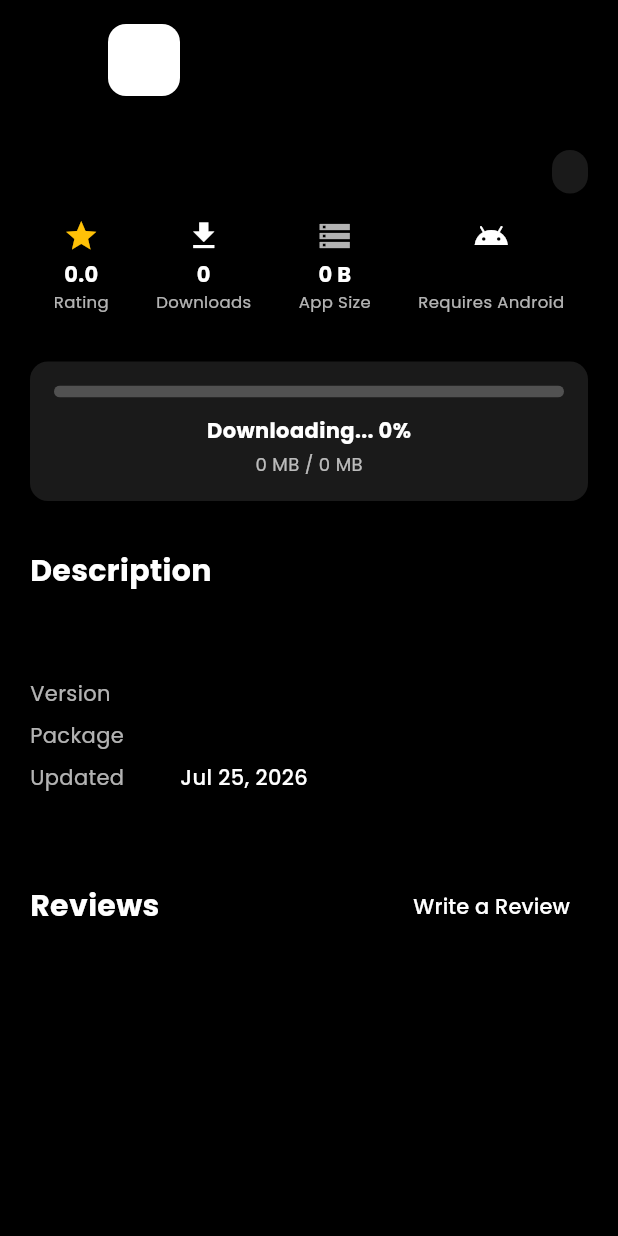
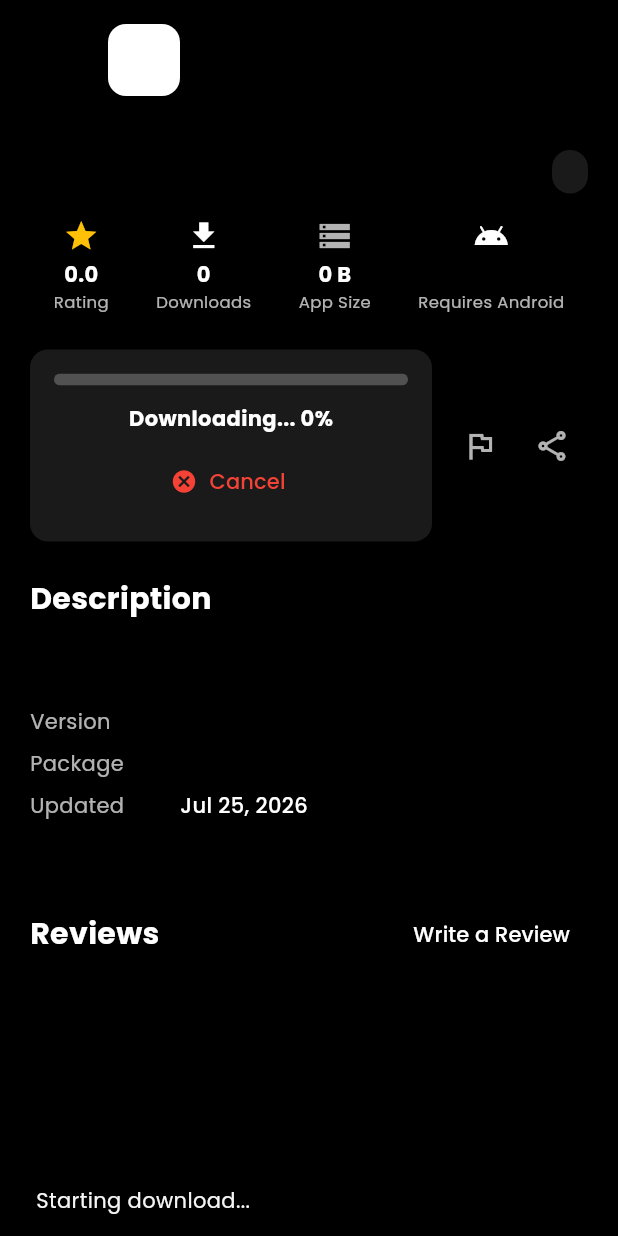
Before and after one commit to bothost-source/dev_store, a Flutter app: the AppDetailScreen screen opened directly with empty values, after a tap on "Download & Install", on a phone screen of 412 x 824 dp. Run offline on Flutter 3.47's test engine with Material 3 defaults, Android fonts, the phone set to English and light mode, and no system bars; our stand-ins replace cloud_firestore, dio, equatable, file_picker, firebase_auth, firebase_core and 12 more; missing offline and left inert: minio; accounts and stored records are empty; generated files the repository leaves out were written again.

Commit message:
Update app_detail_screen.dart

```diff
--- a/lib/presentation/screens/public/app_detail_screen.dart
+++ b/lib/presentation/screens/public/app_detail_screen.dart
@@ -4,7 +4,6 @@ import 'package:flutter_rating_bar/flutter_rating_bar.dart';
 import '../../../core/theme/app_colors.dart';
 import '../../../core/utils/helpers.dart';
 import '../../../data/models/app_model.dart';
-import '../../bloc/app_bloc.dart';
 import '../../bloc/download_bloc.dart';
 import 'similar_apps_section.dart';
 import 'package:devstore/l10n/app_localizations.dart';
@@ -30,7 +29,6 @@ class _AppDetailScreenState extends State<AppDetailScreen> {
       backgroundColor: Colors.black,
       body: CustomScrollView(
         slivers: [
-          // Simple app bar with icon, no gray blank area
           SliverAppBar(
             pinned: true,
             backgroundColor: Colors.black,
@@ -77,14 +75,12 @@ class _AppDetailScreenState extends State<AppDetailScreen> {
             ),
           ),
 
-          // App Info
           SliverToBoxAdapter(
             child: Padding(
               padding: const EdgeInsets.all(20),
               child: Column(
                 crossAxisAlignment: CrossAxisAlignment.start,
                 children: [
-                  // Category chip
                   Row(
                     mainAxisAlignment: MainAxisAlignment.end,
                     children: [
@@ -107,7 +103,6 @@ class _AppDetailScreenState extends State<AppDetailScreen> {
                   ),
                   const SizedBox(height: 16),
 
-                  // Stats Row
                   Row(
                     mainAxisAlignment: MainAxisAlignment.spaceAround,
                     children: [
@@ -139,15 +134,15 @@ class _AppDetailScreenState extends State<AppDetailScreen> {
                   ),
                   const SizedBox(height: 24),
 
-                  // Download button with progress indicator
-                  Container(
-                    width: double.infinity,
-                    padding: const EdgeInsets.symmetric(vertical: 8),
+                  Row(
+                    children: [
+                      Expanded(
+                        flex: 3,
                         child: BlocConsumer<DownloadBloc, DownloadState>(
                           listener: (context, state) {
                             if (state is DownloadCompleted) {
                               ScaffoldMessenger.of(context).showSnackBar(
-                            SnackBar(content: Text(l10n.downloadComplete), backgroundColor: Colors.black),
+                                const SnackBar(content: Text('Download complete!'), backgroundColor: Colors.green),
                               );
                             } else if (state is DownloadError) {
                               ScaffoldMessenger.of(context).showSnackBar(
@@ -155,12 +150,11 @@ class _AppDetailScreenState extends State<AppDetailScreen> {
                               );
                             } else if (state is InstallSuccess) {
                               ScaffoldMessenger.of(context).showSnackBar(
-                            const SnackBar(content: Text('Installed!'), backgroundColor: Colors.green),
+                                const SnackBar(content: Text('Installed successfully!'), backgroundColor: Colors.green),
                               );
                             }
                           },
                           builder: (context, state) {
-                        // Show progress bar during download
                             if (state is DownloadInProgress) {
                               return Container(
                                 padding: const EdgeInsets.all(16),
@@ -185,21 +179,25 @@ class _AppDetailScreenState extends State<AppDetailScreen> {
                                       'Downloading... ${(state.progress * 100).toStringAsFixed(0)}%',
                                       style: const TextStyle(color: Colors.white, fontSize: 14, fontWeight: FontWeight.bold),
                                     ),
-                                const SizedBox(height: 4),
-                                Text(
-                                  '${state.received} MB / ${state.total} MB',
-                                  style: const TextStyle(color: Colors.white70, fontSize: 12),
+                                    const SizedBox(height: 8),
+                                    TextButton.icon(
+                                      onPressed: () {
+                                        context.read<DownloadBloc>().add(CancelDownload(app.id));
+                                      },
+                                      icon: const Icon(Icons.cancel, color: Colors.red, size: 18),
+                                      label: const Text('Cancel', style: TextStyle(color: Colors.red, fontSize: 14)),
                                     ),
                                   ],
                                 ),
                               );
                             }
 
-                        // Show install button after download
                             if (state is DownloadCompleted) {
                               return ElevatedButton.icon(
                                 onPressed: () {
-                              context.read<DownloadBloc>().add(InstallDownloadedApp(state.filePath));
+                                  context.read<DownloadBloc>().add(
+                                    InstallDownloadedApp(appId: app.id, filePath: state.filePath),
+                                  );
                                 },
                                 icon: const Icon(Icons.install_mobile, color: Colors.white),
                                 label: const Text('Install Now', style: TextStyle(color: Colors.white, fontSize: 16)),
@@ -207,23 +205,39 @@ class _AppDetailScreenState extends State<AppDetailScreen> {
                                   backgroundColor: Colors.green,
                                   foregroundColor: Colors.white,
                                   padding: const EdgeInsets.symmetric(vertical: 16),
+                                  minimumSize: const Size(double.infinity, 50),
                                   shape: RoundedRectangleBorder(borderRadius: BorderRadius.circular(12)),
                                 ),
                               );
                             }
 
-                        // Default: Download button
+                            if (state is Installing) {
+                              return Container(
+                                padding: const EdgeInsets.all(16),
+                                decoration: BoxDecoration(
+                                  color: const Color(0xFF1A1A1A),
+                                  borderRadius: BorderRadius.circular(12),
+                                ),
+                                child: const Row(
+                                  mainAxisAlignment: MainAxisAlignment.center,
+                                  children: [
+                                    CircularProgressIndicator(color: Colors.green, strokeWidth: 2),
+                                    SizedBox(width: 12),
+                                    Text('Installing...', style: TextStyle(color: Colors.white)),
+                                  ],
+                                ),
+                              );
+                            }
+
                             return ElevatedButton.icon(
                               onPressed: () {
-                            // Visual feedback immediately
                                 ScaffoldMessenger.of(context).showSnackBar(
                                   const SnackBar(
                                     content: Text('Starting download...'),
-                                duration: Duration(milliseconds: 500),
+                                    duration: Duration(milliseconds: 800),
                                     backgroundColor: Colors.black,
                                   ),
                                 );
-
                                 context.read<DownloadBloc>().add(StartDownload(
                                   appId: app.id,
                                   url: app.apkUrl,
@@ -231,20 +245,35 @@ class _AppDetailScreenState extends State<AppDetailScreen> {
                                 ));
                               },
                               icon: const Icon(Icons.download, color: Colors.white),
-                          label: const Text('Download & Install', style: TextStyle(color: Colors.white, fontSize: 16)),
+                              label: const Text(
+                                'Download & Install',
+                                style: TextStyle(color: Colors.white, fontSize: 16, fontWeight: FontWeight.bold),
+                              ),
                               style: ElevatedButton.styleFrom(
                                 backgroundColor: AppColors.primary,
                                 foregroundColor: Colors.white,
                                 padding: const EdgeInsets.symmetric(vertical: 16),
+                                minimumSize: const Size(double.infinity, 50),
                                 shape: RoundedRectangleBorder(borderRadius: BorderRadius.circular(12)),
                               ),
                             );
                           },
                         ),
                       ),
+                      const SizedBox(width: 8),
+                      IconButton(
+                        onPressed: () => _showReportDialog(context),
+                        icon: const Icon(Icons.flag_outlined, color: Colors.white70),
+                        tooltip: l10n.reportApp,
+                      ),
+                      IconButton(
+                        onPressed: () {},
+                        icon: const Icon(Icons.share_outlined, color: Colors.white70),
+                      ),
+                    ],
+                  ),
                   const SizedBox(height: 24),
 
-                  // Screenshots — HORIZONTAL SCROLLING
                   if (app.screenshotUrls.isNotEmpty) ...[
                     Text(
                       'Screenshots',
@@ -281,14 +310,11 @@ class _AppDetailScreenState extends State<AppDetailScreen> {
                                   return Container(
                                     color: const Color(0xFF1A1A1A),
                                     child: const Center(
-                                      child: CircularProgressIndicator(
-                                        color: Colors.white24,
-                                      ),
+                                      child: CircularProgressIndicator(color: Colors.white24),
                                     ),
                                   );
                                 },
                                 errorBuilder: (context, error, stackTrace) {
-                                  debugPrint('Screenshot error: $error');
                                   return Container(
                                     color: const Color(0xFF1A1A1A),
                                     child: const Column(
@@ -296,10 +322,7 @@ class _AppDetailScreenState extends State<AppDetailScreen> {
                                       children: [
                                         Icon(Icons.broken_image, color: Colors.white24, size: 48),
                                         SizedBox(height: 8),
-                                        Text(
-                                          'Image failed to load',
-                                          style: TextStyle(color: Colors.white38),
-                                        ),
+                                        Text('Image failed to load', style: TextStyle(color: Colors.white38)),
                                       ],
                                     ),
                                   );
@@ -313,7 +336,6 @@ class _AppDetailScreenState extends State<AppDetailScreen> {
                     const SizedBox(height: 24),
                   ],
 
-                  // Description
                   Text(
                     l10n.description,
                     style: const TextStyle(
@@ -349,7 +371,6 @@ class _AppDetailScreenState extends State<AppDetailScreen> {
                     ),
                   const SizedBox(height: 24),
 
-                  // Tags
                   if (app.tags.isNotEmpty) ...[
                     Wrap(
                       spacing: 8,
@@ -365,17 +386,14 @@ class _AppDetailScreenState extends State<AppDetailScreen> {
                     const SizedBox(height: 24),
                   ],
 
-                  // Version Info
                   _InfoRow(label: 'Version', value: app.version),
                   _InfoRow(label: 'Package', value: app.packageName),
                   _InfoRow(label: 'Updated', value: Helpers.formatDate(app.updatedAt)),
                   const SizedBox(height: 24),
 
-                  // Similar Apps
                   SimilarAppsSection(appId: app.id, category: app.category),
                   const SizedBox(height: 24),
 
-                  // Reviews Section
                   Row(
                     mainAxisAlignment: MainAxisAlignment.spaceBetween,
                     children: [
@@ -452,25 +470,37 @@ class _AppDetailScreenState extends State<AppDetailScreen> {
 
   void _showWriteReviewDialog(BuildContext context) {
     final l10n = AppLocalizations.of(context)!;
-    double rating = 5;
+    double currentRating = 5;
     final commentController = TextEditingController();
 
     showDialog(
       context: context,
-      builder: (context) => AlertDialog(
+      builder: (context) => StatefulBuilder(
+        builder: (context, setDialogState) {
+          return AlertDialog(
             backgroundColor: const Color(0xFF1A1A1A),
             title: Text(l10n.writeReview, style: const TextStyle(color: Colors.white)),
             content: Column(
               mainAxisSize: MainAxisSize.min,
               children: [
+                Text(
+                  currentRating.toStringAsFixed(1),
+                  style: const TextStyle(color: Colors.amber, fontSize: 32, fontWeight: FontWeight.bold),
+                ),
+                const SizedBox(height: 8),
                 RatingBar.builder(
                   initialRating: 5,
                   minRating: 1,
                   direction: Axis.horizontal,
                   allowHalfRating: true,
                   itemCount: 5,
+                  itemSize: 32,
                   itemBuilder: (context, _) => const Icon(Icons.star, color: Colors.amber),
-              onRatingUpdate: (value) => rating = value,
+                  onRatingUpdate: (value) {
+                    setDialogState(() {
+                      currentRating = value;
+                    });
+                  },
                 ),
                 const SizedBox(height: 16),
                 TextField(
@@ -494,11 +524,17 @@ class _AppDetailScreenState extends State<AppDetailScreen> {
               ),
               ElevatedButton(
                 onPressed: () {
+                  debugPrint('Rating: $currentRating, Comment: ${commentController.text}');
                   Navigator.pop(context);
+                  ScaffoldMessenger.of(context).showSnackBar(
+                    const SnackBar(content: Text('Review submitted!'), backgroundColor: Colors.green),
+                  );
                 },
                 child: Text(l10n.submit),
               ),
             ],
+          );
+        },
       ),
     );
   }
```
Lines whose indentation alone changed are shown as unchanged.
